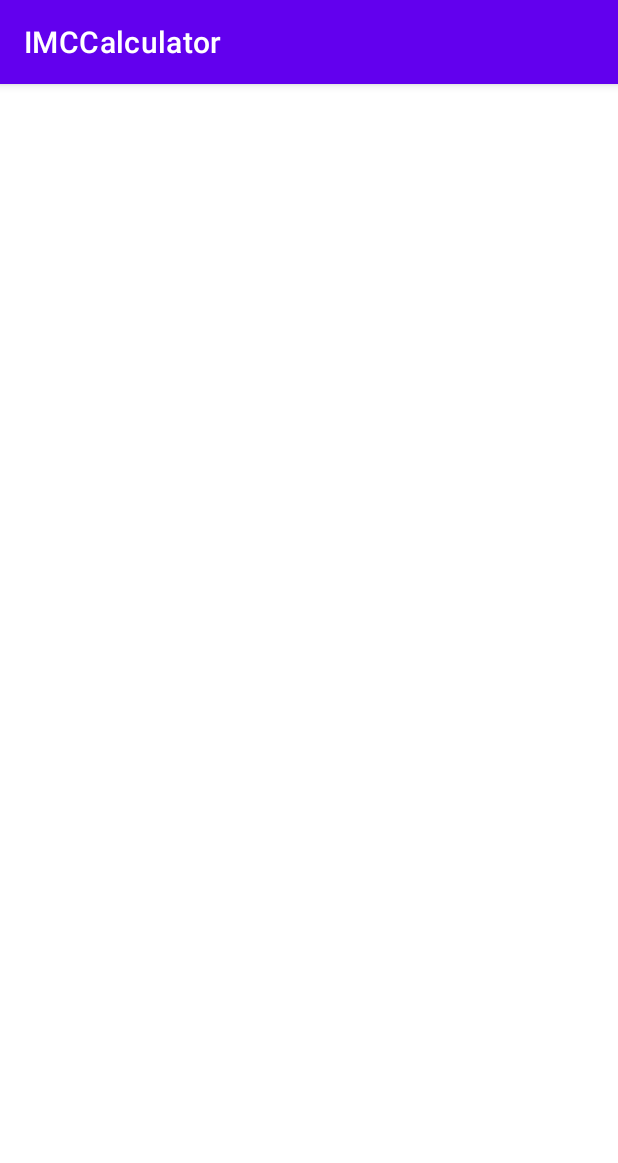
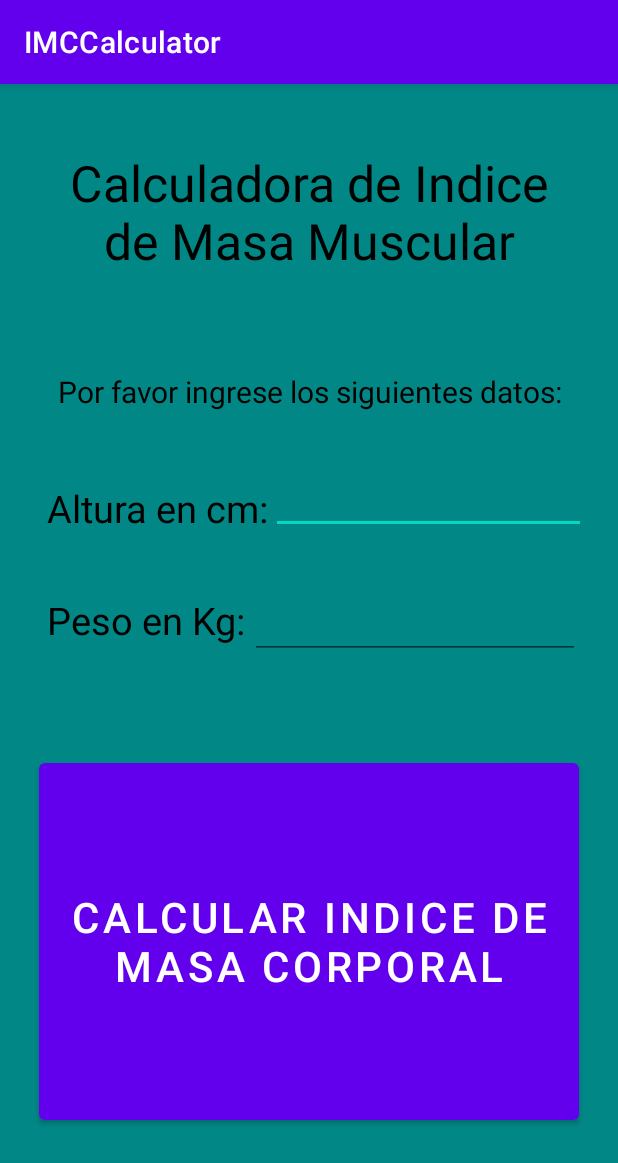
Before and after one commit to AndresPort/IMCcalculator, an Android app: the screen it shows after launch (IMCCalculatorActivity), on a phone screen of 412 x 824 dp. Shown: the top 1163 px of the screen. Run offline under Robolectric (Android 15) with nearby library versions, the phone set to English and light mode, and no system bars.

Commit message:
Aplicación terminada para uso local

```diff
--- a/app/src/main/AndroidManifest.xml
+++ b/app/src/main/AndroidManifest.xml
@@ -12,6 +12,9 @@
         android:supportsRtl="true"
         android:theme="@style/Theme.IMCCalculator">
         <activity
+            android:name=".ResultActivity"
+            android:exported="false" />
+        <activity
             android:name=".IMCCalculatorActivity"
             android:exported="true">
             <intent-filter>
--- a/app/src/main/res/layout/activity_imccalculator.xml
+++ b/app/src/main/res/layout/activity_imccalculator.xml
@@ -1,10 +1,114 @@
 <?xml version="1.0" encoding="utf-8"?>
 <androidx.constraintlayout.widget.ConstraintLayout xmlns:android="http://schemas.android.com/apk/res/android"
+    xmlns:tools="http://schemas.android.com/tools"
     xmlns:app="http://schemas.android.com/apk/res-auto"
-    xmlns:tools="http://schemas.android.com/tools"
     android:id="@+id/main"
     android:layout_width="match_parent"
     android:layout_height="match_parent"
     tools:context=".IMCCalculatorActivity">
 
+    <View
+        android:id="@+id/vBackground"
+        android:layout_width="match_parent"
+        android:layout_height="match_parent"
+        android:background="@color/teal_700" />
+
+    <TextView
+        android:id="@+id/tvTitle"
+        android:layout_width="350dp"
+        android:layout_height="90dp"
+        android:layout_marginTop="40dp"
+        android:text="Calculadora de Indice de Masa Muscular"
+        android:textSize="33sp"
+        android:textColor="@color/black"
+        android:gravity="center"
+        app:layout_constraintTop_toTopOf="parent"
+        app:layout_constraintStart_toStartOf="parent"
+        app:layout_constraintEnd_toEndOf="parent"
+        />
+
+    <TextView
+        android:id="@+id/tvSubTitle"
+        android:layout_width="380dp"
+        android:layout_height="30dp"
+        android:text="Por favor ingrese los siguientes datos:"
+        android:textSize="20sp"
+        android:textColor="@color/black"
+        android:gravity="center"
+        app:layout_constraintTop_toBottomOf="@+id/tvTitle"
+        app:layout_constraintStart_toStartOf="parent"
+        app:layout_constraintEnd_toEndOf="parent"
+        android:layout_marginTop="60dp"
+        />
+
+    <TextView
+        app:layout_constraintTop_toBottomOf="@+id/tvSubTitle"
+        android:id="@+id/tvFirstQuest"
+        android:layout_width="150dp"
+        android:layout_height="30dp"
+        android:text="Altura en cm:"
+        android:textSize="25sp"
+        android:textColor="@color/black"
+        app:layout_constraintStart_toStartOf="parent"
+        app:layout_constraintEnd_toEndOf="parent"
+        android:layout_marginTop="45dp"
+        android:layout_marginEnd="200dp"
+        />
+
+    <EditText
+        android:id="@+id/etFirstQuest"
+        android:layout_width="210dp"
+        android:layout_height="40dp"
+        android:textColor="@color/black"
+        android:maxLines="1"
+        app:layout_constraintStart_toEndOf="@id/tvFirstQuest"
+        app:layout_constraintTop_toBottomOf="@id/tvSubTitle"
+        app:layout_constraintBottom_toTopOf="@id/tvSecondQuest"
+        app:layout_constraintEnd_toEndOf="parent"
+        android:layout_marginEnd="22dp"
+        />
+
+    <TextView
+        android:id="@+id/tvSecondQuest"
+        android:layout_width="150dp"
+        android:layout_height="35dp"
+        android:text="Peso en Kg:"
+        android:textSize="25sp"
+        android:textColor="@color/black"
+        app:layout_constraintTop_toBottomOf="@+id/tvSubTitle"
+        app:layout_constraintStart_toStartOf="parent"
+        app:layout_constraintEnd_toEndOf="parent"
+        android:layout_marginTop="120dp"
+        android:layout_marginEnd="200dp"
+        />
+
+    <EditText
+        android:id="@+id/etSecondQuest"
+        android:layout_width="220dp"
+        android:layout_height="40dp"
+        android:textColor="@color/black"
+        android:maxLines="1"
+        app:layout_constraintStart_toEndOf="@id/tvSecondQuest"
+        app:layout_constraintTop_toBottomOf="@id/etFirstQuest"
+        app:layout_constraintBottom_toTopOf="@id/btnCalculate"
+        app:layout_constraintEnd_toEndOf="parent"
+        android:layout_marginEnd="40dp"
+        android:layout_marginTop="-20dp"
+        />
+
+    <Button
+        android:id="@+id/btnCalculate"
+        android:layout_width="360dp"
+        android:layout_height="250dp"
+        app:layout_constraintStart_toStartOf="parent"
+        app:layout_constraintEnd_toEndOf="parent"
+        app:layout_constraintTop_toBottomOf="@id/tvSecondQuest"
+        app:layout_constraintBottom_toBottomOf="parent"
+        android:text="Calcular Indice de masa corporal"
+        android:textSize="28sp"
+        />
+
+
+
+
 </androidx.constraintlayout.widget.ConstraintLayout>
```
Also changed, not shown: app/src/main/java/com/example/imccalculator/IMCCalculatorActivity.kt (+24 -0 lines), app/src/main/java/com/example/imccalculator/ResultActivity.kt (added, +63 -0 lines), app/src/main/res/layout/activity_result.xml (added, +116 -0 lines).
